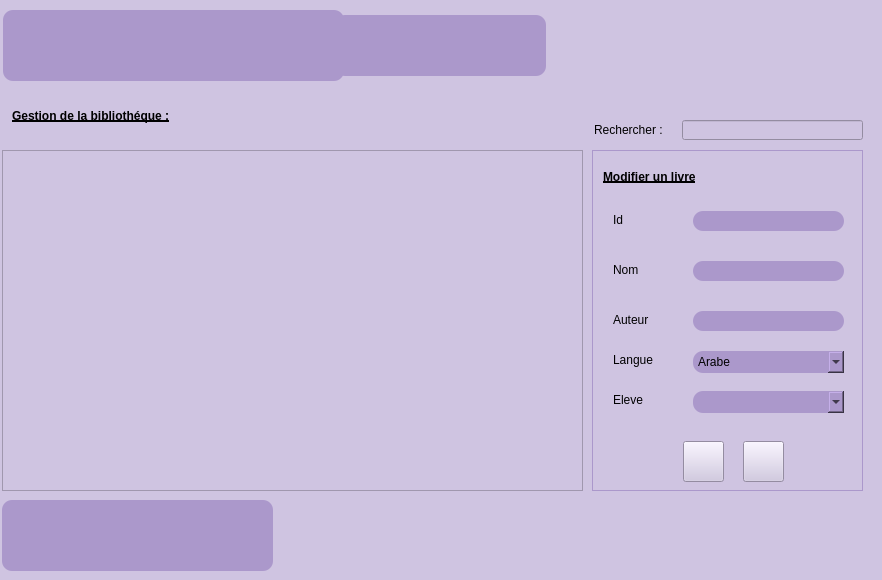
First picture: the form in gestion_activite.ui, repository brahimABD98/smartkids, before the edit.
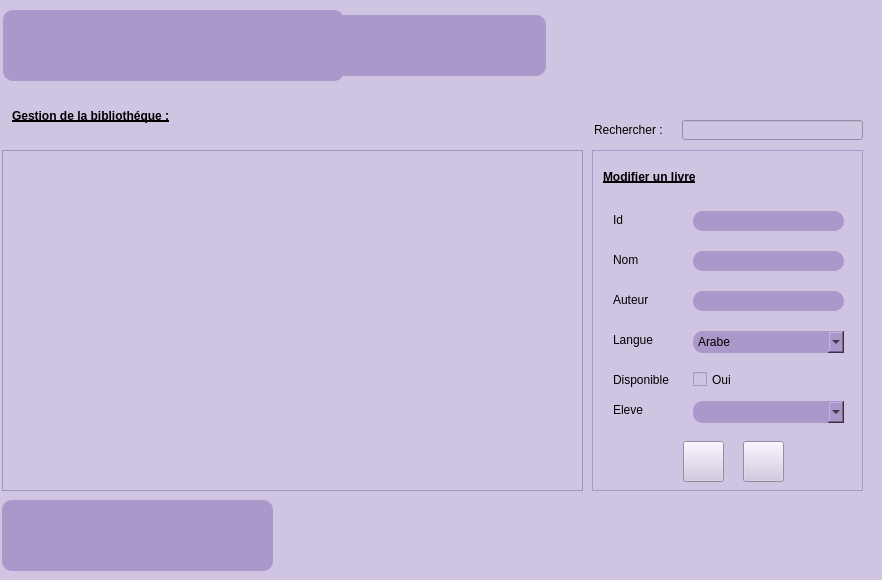
Second picture: the form after the edit. The open tabs and pages were chosen to show the change. Icons and pictures are not drawn.

Patch:
```diff
--- a/gestion_activite.ui
+++ b/gestion_activite.ui
@@ -1893,7 +1893,7 @@
        <property name="geometry">
         <rect>
          <x>20</x>
-         <y>190</y>
+         <y>170</y>
          <width>71</width>
          <height>37</height>
         </rect>
@@ -1906,7 +1906,7 @@
        <property name="geometry">
         <rect>
          <x>20</x>
-         <y>100</y>
+         <y>90</y>
          <width>71</width>
          <height>37</height>
         </rect>
@@ -1919,7 +1919,7 @@
        <property name="geometry">
         <rect>
          <x>20</x>
-         <y>230</y>
+         <y>240</y>
          <width>71</width>
          <height>37</height>
         </rect>
@@ -1932,7 +1932,7 @@
        <property name="geometry">
         <rect>
          <x>20</x>
-         <y>150</y>
+         <y>130</y>
          <width>81</width>
          <height>37</height>
         </rect>
@@ -1961,7 +1961,7 @@
        <property name="geometry">
         <rect>
          <x>100</x>
-         <y>110</y>
+         <y>100</y>
          <width>151</width>
          <height>20</height>
         </rect>
@@ -1977,7 +1977,7 @@
        <property name="geometry">
         <rect>
          <x>100</x>
-         <y>160</y>
+         <y>140</y>
          <width>151</width>
          <height>20</height>
         </rect>
@@ -1993,7 +1993,7 @@
        <property name="geometry">
         <rect>
          <x>100</x>
-         <y>240</y>
+         <y>250</y>
          <width>151</width>
          <height>22</height>
         </rect>
@@ -2009,7 +2009,7 @@
        <property name="geometry">
         <rect>
          <x>100</x>
-         <y>200</y>
+         <y>180</y>
          <width>151</width>
          <height>22</height>
         </rect>
@@ -2036,6 +2036,32 @@
         </property>
        </item>
       </widget>
+      <widget class="QCheckBox" name="checkBox_2">
+       <property name="geometry">
+        <rect>
+         <x>100</x>
+         <y>220</y>
+         <width>70</width>
+         <height>17</height>
+        </rect>
+       </property>
+       <property name="text">
+        <string>Oui</string>
+       </property>
+      </widget>
+      <widget class="QLabel" name="label_71">
+       <property name="geometry">
+        <rect>
+         <x>20</x>
+         <y>210</y>
+         <width>71</width>
+         <height>37</height>
+        </rect>
+       </property>
+       <property name="text">
+        <string>Disponible</string>
+       </property>
+      </widget>
      </widget>
      <widget class="QWidget" name="page_16">
       <widget class="QLabel" name="label_27">
```
Left out of the diff: 43 changed lines with no effect on the pictures.
